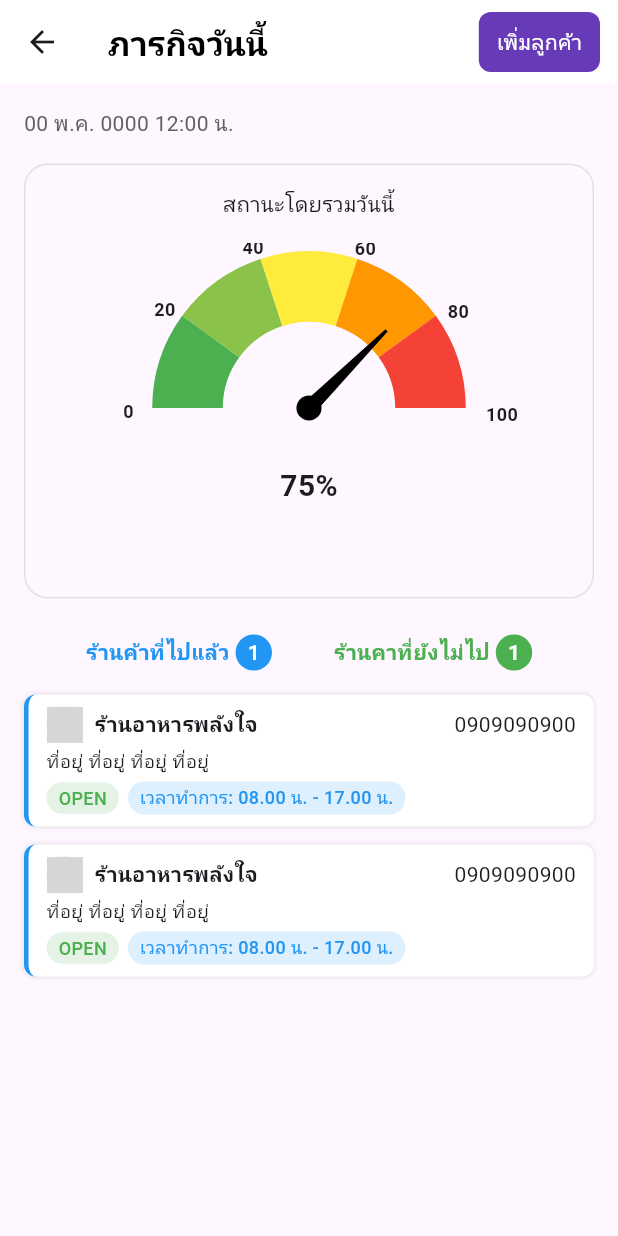
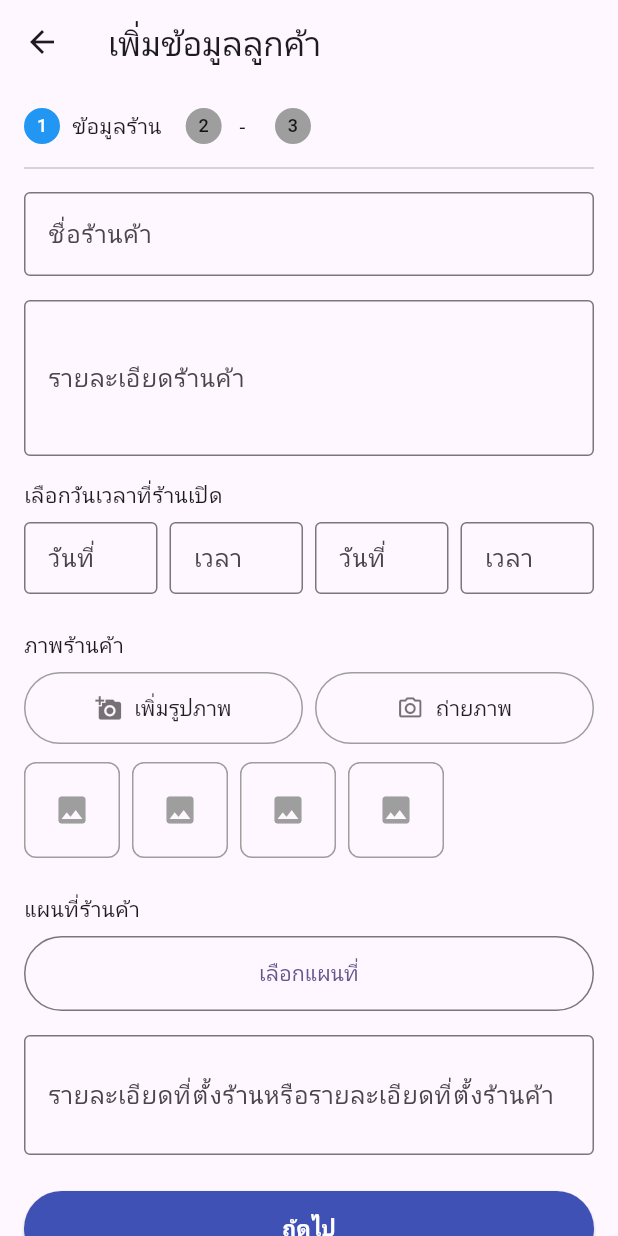
Before and after one commit to AshaTechCorporation/ksice, a Flutter app: the HomePage screen opened directly, after a tap on "เพิ่มลูกค้า", on a phone screen of 412 x 824 dp. Run offline on Flutter 3.47's test engine with Material 3 defaults, Android fonts, the phone set to English and light mode, and no system bars; drawn by our look-alikes of syncfusion_flutter_gauges; our stand-ins replace google_maps_flutter; network calls fail; grey boxes are pictures that could not be loaded.

Commit message:
'addMap'

```diff
--- /dev/null
+++ b/lib/employee/home/customerPage.dart
@@ -0,0 +1,177 @@
+import 'package:flutter/material.dart';
+import 'package:ksice/employee/home/selectLocationPage.dart';
+
+class CustomerPage extends StatefulWidget {
+  const CustomerPage({super.key});
+
+  @override
+  State<CustomerPage> createState() => _CustomerPageState();
+}
+
+class _CustomerPageState extends State<CustomerPage> {
+  @override
+  Widget build(BuildContext context) {
+    final size = MediaQuery.of(context).size;
+    return Scaffold(
+      appBar: AppBar(
+        title: Text('เพิ่มข้อมูลลูกค้า'),
+        leading: IconButton(
+          icon: Icon(Icons.arrow_back),
+          onPressed: () => Navigator.pop(context),
+        ),
+      ),
+      body: SingleChildScrollView(
+        padding: EdgeInsets.all(16),
+        child: Column(
+          crossAxisAlignment: CrossAxisAlignment.start,
+          children: [
+            // 🔵 ขั้นตอน
+            Row(
+              children: [
+                CircleAvatar(radius: 12, backgroundColor: Colors.blue, child: Text('1', style: TextStyle(color: Colors.white, fontSize: 12))),
+                SizedBox(width: 8),
+                Text('ข้อมูลร้าน'),
+                SizedBox(width: 16),
+                CircleAvatar(radius: 12, backgroundColor: Colors.grey, child: Text('2', style: TextStyle(color: Colors.black87, fontSize: 12))),
+                SizedBox(width: 8),
+                Text(' - '),
+                SizedBox(width: 16),
+                CircleAvatar(radius: 12, backgroundColor: Colors.grey, child: Text('3', style: TextStyle(color: Colors.black87, fontSize: 12))),
+              ],
+            ),
+            Divider(height: 32),
+
+            // 🔹 ชื่อร้านค้า
+            TextField(
+              decoration: InputDecoration(
+                labelText: 'ชื่อร้านค้า',
+                border: OutlineInputBorder(),
+              ),
+            ),
+            SizedBox(height: 16),
+
+            // 🔹 รายละเอียดร้านค้า
+            TextField(
+              maxLines: 3,
+              decoration: InputDecoration(
+                labelText: 'รายละเอียดร้านค้า',
+                border: OutlineInputBorder(),
+              ),
+            ),
+            SizedBox(height: 16),
+
+            // 🔹 วันเวลา
+            Text('เลือกวันเวลาที่ร้านเปิด'),
+            SizedBox(height: 8),
+            Row(
+              children: [
+                _dateTimeField('วันที่'),
+                SizedBox(width: 8),
+                _dateTimeField('เวลา'),
+                SizedBox(width: 8),
+                _dateTimeField('วันที่'),
+                SizedBox(width: 8),
+                _dateTimeField('เวลา'),
+              ],
+            ),
+            SizedBox(height: 24),
+
+            // 🔹 ภาพร้านค้า
+            Text('ภาพร้านค้า'),
+            SizedBox(height: 8),
+            Row(
+              children: [
+                Expanded(child: _imageButton('เพิ่มรูปภาพ', Icons.add_a_photo)),
+                SizedBox(width: 8),
+                Expanded(child: _imageButton('ถ่ายภาพ', Icons.camera_alt_outlined)),
+              ],
+            ),
+            SizedBox(height: 12),
+
+            // 🔹 ภาพแสดง
+            Row(
+              mainAxisAlignment: MainAxisAlignment.start,
+              children: List.generate(4, (index) {
+                return Padding(
+                  padding: EdgeInsets.only(right: 8),
+                  child: Container(
+                    width: 64,
+                    height: 64,
+                    decoration: BoxDecoration(
+                      border: Border.all(color: Colors.grey),
+                      borderRadius: BorderRadius.circular(8),
+                    ),
+                    child: Icon(Icons.image, color: Colors.grey),
+                  ),
+                );
+              }),
+            ),
+            SizedBox(height: 24),
+
+            // 🔹 แผนที่ร้านค้า
+            Text('แผนที่ร้านค้า'),
+            SizedBox(height: 8),
+            SizedBox(
+              width: double.infinity,
+              height: 50,
+              child: OutlinedButton(
+                onPressed: () {},
+                child: Text('เลือกแผนที่'),
+              ),
+            ),
+
+            SizedBox(height: 16),
+            TextField(
+              maxLines: 2,
+              decoration: InputDecoration(
+                labelText: 'รายละเอียดที่ตั้งร้านหรือรายละเอียดที่ตั้งร้านค้า',
+                border: OutlineInputBorder(),
+              ),
+            ),
+            SizedBox(height: 24),
+
+            // 🔵 ปุ่มถัดไป
+            SizedBox(
+              width: double.infinity,
+              height: 50,
+              child: ElevatedButton(
+                style: ElevatedButton.styleFrom(
+                  backgroundColor: Colors.indigo,
+                ),
+                onPressed: () {
+                  Navigator.push(context, MaterialPageRoute(builder: (context)=>SelectLocationPage()));
+                },
+                child: Text('ถัดไป', style: TextStyle(fontWeight: FontWeight.bold, color: Colors.white)),
+              ),
+            ),
+          ],
+        ),
+      ),
+    );
+  }
+}
+
+Widget _imageButton(String label, IconData icon) {
+  return OutlinedButton.icon(
+    onPressed: () {},
+    icon: Icon(icon, color: Colors.black54),
+    label: Text(label, style: TextStyle(color: Colors.black87)),
+    style: OutlinedButton.styleFrom(
+      padding: EdgeInsets.symmetric(vertical: 14),
+      side: BorderSide(color: Colors.grey),
+    ),
+  );
+}
+
+Widget _dateTimeField(String hint) {
+  return Expanded(
+    child: TextField(
+      readOnly: true,
+      decoration: InputDecoration(
+        hintText: hint,
+        border: OutlineInputBorder(),
+        contentPadding: EdgeInsets.symmetric(horizontal: 12, vertical: 12),
+      ),
+    ),
+  );
+}
--- a/lib/employee/home/homePage.dart
+++ b/lib/employee/home/homePage.dart
@@ -1,5 +1,6 @@
 import 'dart:math';
 import 'package:flutter/material.dart';
+import 'package:ksice/employee/home/customerPage.dart';
 import 'package:syncfusion_flutter_gauges/gauges.dart';
 
 class HomePage extends StatefulWidget {
@@ -37,7 +38,9 @@ class _HomePageState extends State<HomePage> {
         ),
         actions: [
           TextButton(
-            onPressed: () {},
+            onPressed: () {
+              Navigator.push(context, MaterialPageRoute(builder: (context)=>CustomerPage()));
+            },
             style: TextButton.styleFrom(
               backgroundColor: Colors.deepPurple,
               shape: RoundedRectangleBorder(
--- a/pubspec.yaml
+++ b/pubspec.yaml
@@ -35,6 +35,10 @@ dependencies:
   # Use with the CupertinoIcons class for iOS style icons.
   cupertino_icons: ^1.0.8
   syncfusion_flutter_gauges: ^24.2.7
+  image_picker: ^1.0.4
+  permission_handler: ^11.0.0
+  google_maps_flutter: ^2.5.0
+  location: ^5.0.3
 
 dev_dependencies:
   flutter_test:
```
Also changed, not shown: lib/employee/home/selectLocationPage.dart (added, +92 -0 lines), pubspec.lock, 6 other files.
